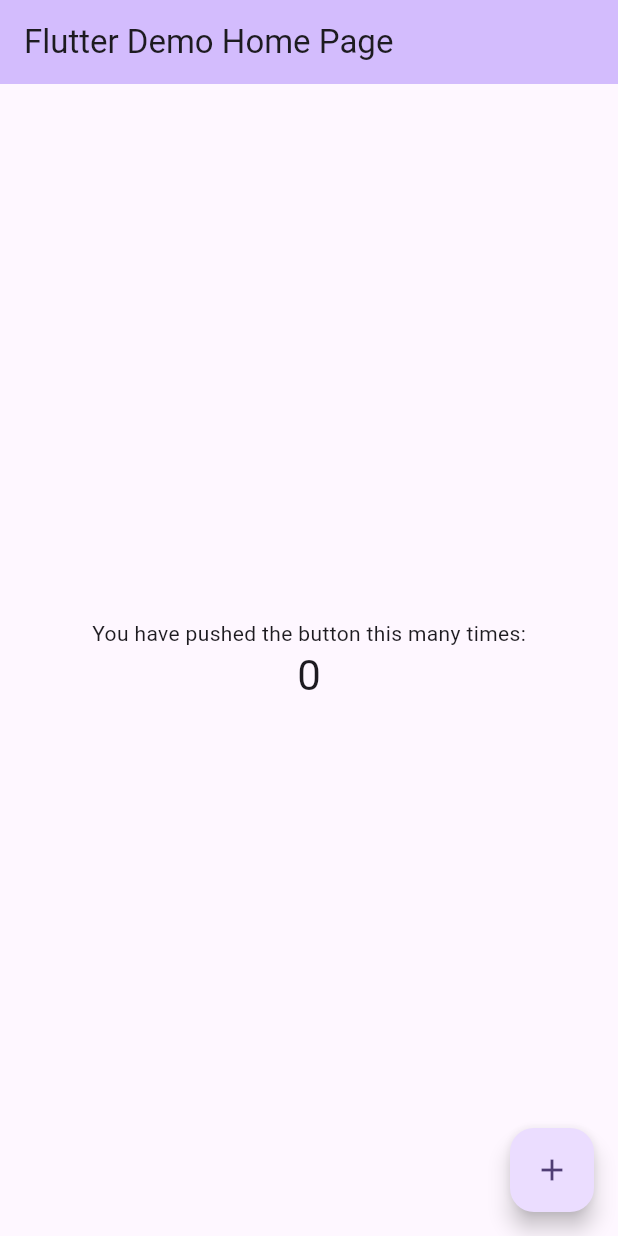
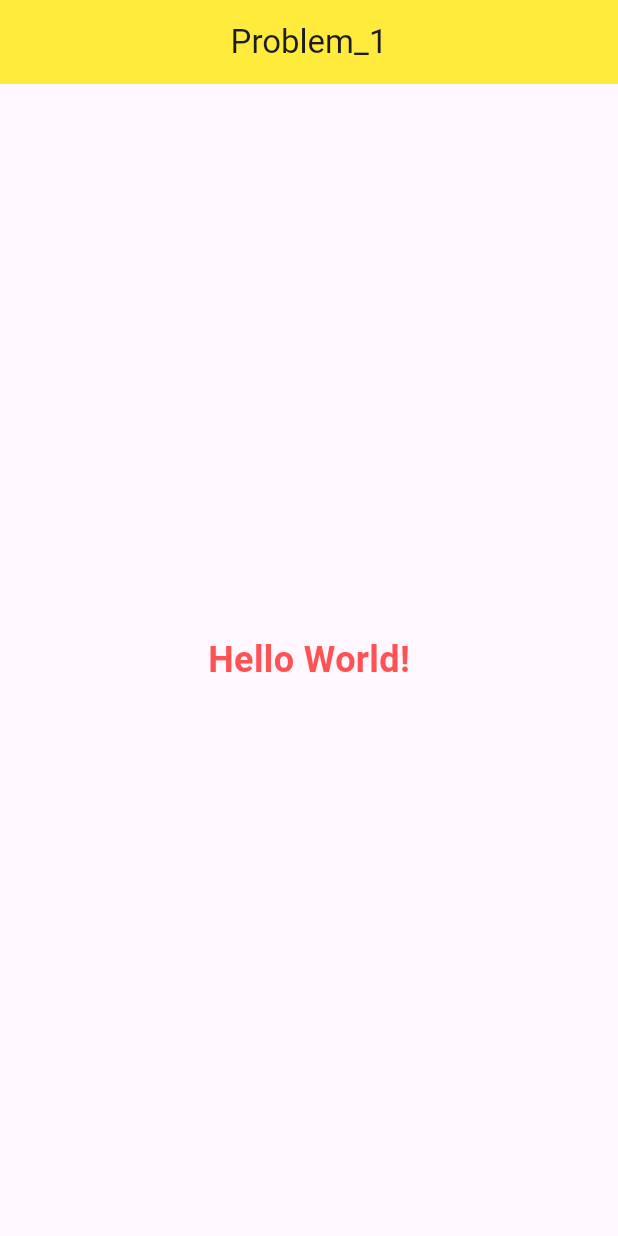
Before and after one commit to momen162/flutterTrackerLab, a Flutter app: the screen it shows after launch, on a phone screen of 412 x 824 dp. Run offline on Flutter 3.47's test engine with Material 3 defaults, Android fonts, the phone set to English and light mode, and no system bars; Roboto replaces fonts that are missing (DMSans-Regular).

Commit message:
Problem1

```diff
--- a/lib/main.dart
+++ b/lib/main.dart
@@ -1,122 +1,19 @@
 import 'package:flutter/material.dart';
+import 'problem_1.dart'; // lowercase!
+
 
 void main() {
-  runApp(const MyApp());
+  runApp(MyApp());
 }
 
 class MyApp extends StatelessWidget {
   const MyApp({super.key});
 
-  // This widget is the root of your application.
   @override
   Widget build(BuildContext context) {
     return MaterialApp(
-      title: 'Flutter Demo',
-      theme: ThemeData(
-        // This is the theme of your application.
-        //
-        // TRY THIS: Try running your application with "flutter run". You'll see
-        // the application has a purple toolbar. Then, without quitting the app,
-        // try changing the seedColor in the colorScheme below to Colors.green
-        // and then invoke "hot reload" (save your changes or press the "hot
-        // reload" button in a Flutter-supported IDE, or press "r" if you used
-        // the command line to start the app).
-        //
-        // Notice that the counter didn't reset back to zero; the application
-        // state is not lost during the reload. To reset the state, use hot
-        // restart instead.
-        //
-        // This works for code too, not just values: Most code changes can be
-        // tested with just a hot reload.
-        colorScheme: ColorScheme.fromSeed(seedColor: Colors.deepPurple),
-      ),
-      home: const MyHomePage(title: 'Flutter Demo Home Page'),
+      debugShowCheckedModeBanner: false,
+      home: Problem_1(),
     );
   }
 }
-
-class MyHomePage extends StatefulWidget {
-  const MyHomePage({super.key, required this.title});
-
-  // This widget is the home page of your application. It is stateful, meaning
-  // that it has a State object (defined below) that contains fields that affect
-  // how it looks.
-
-  // This class is the configuration for the state. It holds the values (in this
-  // case the title) provided by the parent (in this case the App widget) and
-  // used by the build method of the State. Fields in a Widget subclass are
-  // always marked "final".
-
-  final String title;
-
-  @override
-  State<MyHomePage> createState() => _MyHomePageState();
-}
-
-class _MyHomePageState extends State<MyHomePage> {
-  int _counter = 0;
-
-  void _incrementCounter() {
-    setState(() {
-      // This call to setState tells the Flutter framework that something has
-      // changed in this State, which causes it to rerun the build method below
-      // so that the display can reflect the updated values. If we changed
-      // _counter without calling setState(), then the build method would not be
-      // called again, and so nothing would appear to happen.
-      _counter++;
-    });
-  }
-
-  @override
-  Widget build(BuildContext context) {
-    // This method is rerun every time setState is called, for instance as done
-    // by the _incrementCounter method above.
-    //
-    // The Flutter framework has been optimized to make rerunning build methods
-    // fast, so that you can just rebuild anything that needs updating rather
-    // than having to individually change instances of widgets.
-    return Scaffold(
-      appBar: AppBar(
-        // TRY THIS: Try changing the color here to a specific color (to
-        // Colors.amber, perhaps?) and trigger a hot reload to see the AppBar
-        // change color while the other colors stay the same.
-        backgroundColor: Theme.of(context).colorScheme.inversePrimary,
-        // Here we take the value from the MyHomePage object that was created by
-        // the App.build method, and use it to set our appbar title.
-        title: Text(widget.title),
-      ),
-      body: Center(
-        // Center is a layout widget. It takes a single child and positions it
-        // in the middle of the parent.
-        child: Column(
-          // Column is also a layout widget. It takes a list of children and
-          // arranges them vertically. By default, it sizes itself to fit its
-          // children horizontally, and tries to be as tall as its parent.
-          //
-          // Column has various properties to control how it sizes itself and
-          // how it positions its children. Here we use mainAxisAlignment to
-          // center the children vertically; the main axis here is the vertical
-          // axis because Columns are vertical (the cross axis would be
-          // horizontal).
-          //
-          // TRY THIS: Invoke "debug painting" (choose the "Toggle Debug Paint"
-          // action in the IDE, or press "p" in the console), to see the
-          // wireframe for each widget.
-          mainAxisAlignment: MainAxisAlignment.center,
-          children: <Widget>[
-            const Text('You have pushed the button this many times:'),
-            Text(
-              '$_counter',
-              style: Theme.of(context).textTheme.headlineMedium,
-            ),
-          ],
-        ),
-      ),
-      floatingActionButton: FloatingActionButton(
-        onPressed: _incrementCounter,
-        tooltip: 'Increment',
-        child: const Icon(Icons.add),
-      ), // This trailing comma makes auto-formatting nicer for build methods.
-    );
-  }
-}
--- /dev/null
+++ b/lib/problem_1.dart
@@ -0,0 +1,26 @@
+import 'package:flutter/material.dart';
+
+class Problem_1 extends StatelessWidget {
+  const Problem_1({super.key});
+
+  @override
+  Widget build(BuildContext context) {
+    return Scaffold(
+      appBar: AppBar(
+        title: const Center(child: Text('Problem_1')),
+        backgroundColor: Colors.yellow,
+      ),
+      body: const Center(
+        child: Text(
+          'Hello World!',
+          style: TextStyle(
+            fontSize: 24,
+            fontWeight: FontWeight.bold,
+            color: Colors.redAccent,
+            fontFamily: 'DMSans-Regular',
+          ),
+        ),
+      ),
+    );
+  }
+}
--- a/pubspec.yaml
+++ b/pubspec.yaml
@@ -58,8 +58,8 @@ flutter:
   uses-material-design: true
 
   # To add assets to your application, add an assets section, like this:
-  # assets:
-  #   - images/a_dot_burr.jpeg
+  assets:
+    - assets/DMSans-Regular.ttf
   #   - images/a_dot_ham.jpeg
 
   # An image asset can refer to one or more resolution-specific "variants", see
```
Also changed, not shown: assets/DMSans-Regular.ttf (added).
